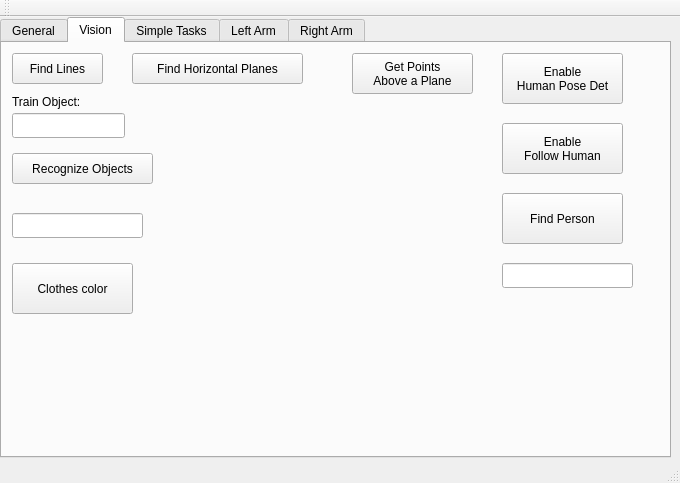
First picture: the form in catkin_ws/src/hri/justina/justina_gui/src/MainWindow.ui, repository RobotJustina/Juskeshino, before the edit.
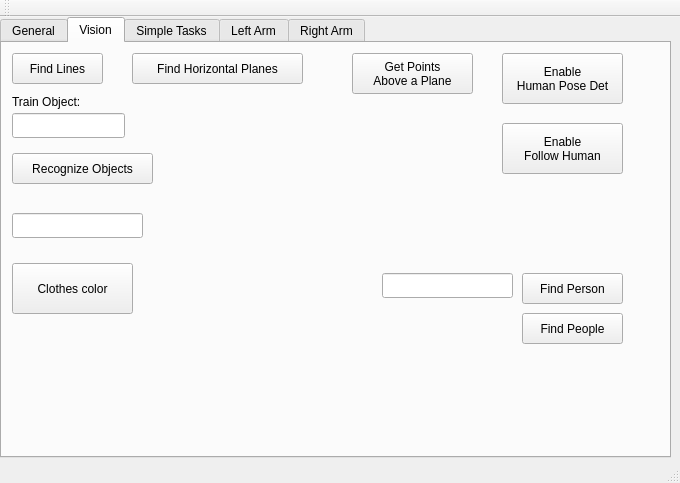
Second picture: the form after the edit. The open tabs and pages were chosen to show the change.

Commit message: First version of face_recognizer, still incomplete Modify gui to call this new node

Patch:
```diff
--- a/catkin_ws/src/hri/justina/justina_gui/src/MainWindow.ui
+++ b/catkin_ws/src/hri/justina/justina_gui/src/MainWindow.ui
@@ -1221,10 +1221,10 @@
      <widget class="QPushButton" name="visBtnFindPerson">
       <property name="geometry">
        <rect>
-        <x>500</x>
-        <y>150</y>
-        <width>121</width>
-        <height>51</height>
+        <x>520</x>
+        <y>230</y>
+        <width>101</width>
+        <height>31</height>
        </rect>
       </property>
       <property name="text">
@@ -1234,8 +1234,8 @@
      <widget class="QLineEdit" name="visTxtFindPersonName">
       <property name="geometry">
        <rect>
-        <x>500</x>
-        <y>220</y>
+        <x>380</x>
+        <y>230</y>
         <width>131</width>
         <height>25</height>
        </rect>
@@ -1254,6 +1254,19 @@
        <string>Clothes color</string>
       </property>
      </widget>
+     <widget class="QPushButton" name="visBtnFindPersons">
+      <property name="geometry">
+       <rect>
+        <x>520</x>
+        <y>270</y>
+        <width>101</width>
+        <height>31</height>
+       </rect>
+      </property>
+      <property name="text">
+       <string>Find People</string>
+      </property>
+     </widget>
     </widget>
     <widget class="QWidget" name="tabSimpleTasks">
      <attribute name="title">
```
Left out of the diff: 2 changed lines with no effect on the pictures. The commit also changes 7 other files.
